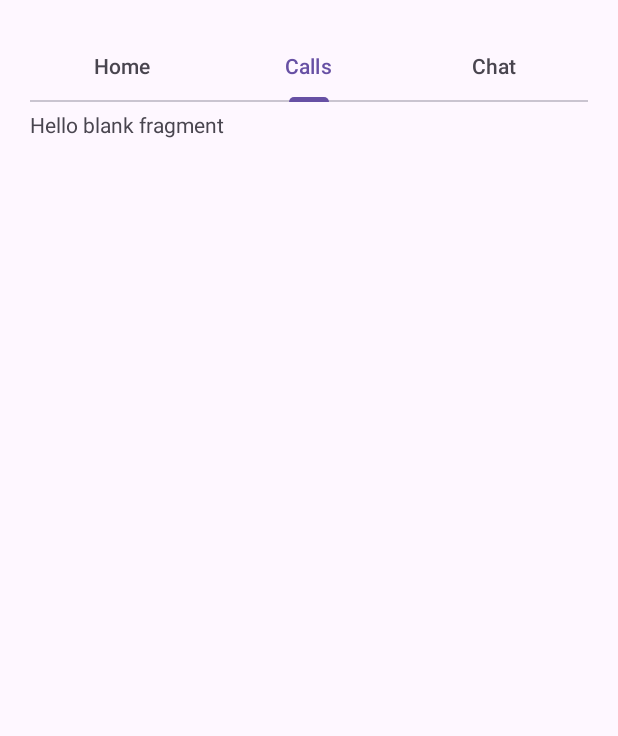
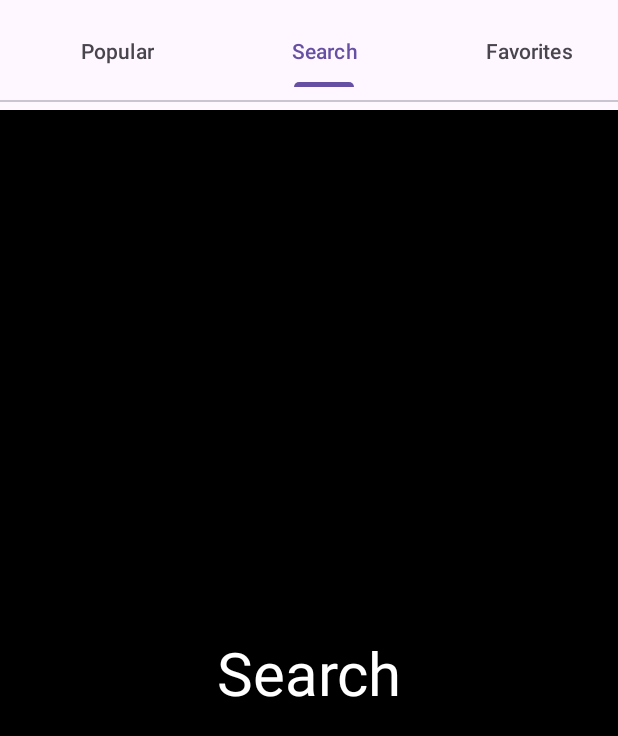
Before and after one commit to kostasantonop/MovieNight-, an Android app: the screen it shows after launch (MainActivity), tab 2 chosen, on a phone screen of 412 x 824 dp. Shown: the top 736 px of the screen. Run offline under Robolectric (Android 15) with nearby library versions, the phone set to English and light mode, and no system bars.

Commit message:
small UI improvements and rename refactors

```diff
--- a/app/src/main/java/com/example/movienight/MainActivity.kt
+++ b/app/src/main/java/com/example/movienight/MainActivity.kt
@@ -1,12 +1,9 @@
 package com.example.movienight
 
 import android.os.Bundle
-import androidx.activity.enableEdgeToEdge
 import androidx.appcompat.app.AppCompatActivity
-import androidx.core.view.ViewCompat
-import androidx.core.view.WindowInsetsCompat
 import androidx.viewpager2.widget.ViewPager2
-import com.example.movienight.fragments.ViewPagerAdapter
+import com.example.movienight.viewpager.ViewPagerAdapter
 import com.google.android.material.tabs.TabLayout
 
 class MainActivity : AppCompatActivity() {
--- a/app/src/main/java/com/example/movienight/fragments/ChatFragment.kt
+++ b/app/src/main/java/com/example/movienight/viewpager/Tab1Fragment.kt
@@ -1,4 +1,4 @@
-package com.example.movienight.fragments
+package com.example.movienight.viewpager
 
 import android.os.Bundle
 import androidx.fragment.app.Fragment
@@ -7,7 +7,7 @@ import android.view.View
 import android.view.ViewGroup
 import com.example.movienight.R
 
-class ChatFragment : Fragment() {
+class Tab1Fragment : Fragment() {
 
 
     override fun onCreateView(
@@ -15,6 +15,6 @@ class ChatFragment : Fragment() {
         savedInstanceState: Bundle?
     ): View? {
         // Inflate the layout for this fragment
-        return inflater.inflate(R.layout.fragment_chat, container, false)
+        return inflater.inflate(R.layout.fragment_tab1, container, false)
     }
 }
--- a/app/src/main/java/com/example/movienight/fragments/CallsFragment.kt
+++ b/app/src/main/java/com/example/movienight/viewpager/Tab2Fragment.kt
@@ -1,4 +1,4 @@
-package com.example.movienight.fragments
+package com.example.movienight.viewpager
 
 import android.os.Bundle
 import androidx.fragment.app.Fragment
@@ -7,14 +7,14 @@ import android.view.View
 import android.view.ViewGroup
 import com.example.movienight.R
 
-class CallsFragment : Fragment() {
+class Tab2Fragment : Fragment() {
 
     override fun onCreateView(
         inflater: LayoutInflater, container: ViewGroup?,
         savedInstanceState: Bundle?
     ): View? {
         // Inflate the layout for this fragment
-        return inflater.inflate(R.layout.fragment_calls, container, false)
+        return inflater.inflate(R.layout.fragment_tab3, container, false)
     }
 
 }
--- a/app/src/main/java/com/example/movienight/fragments/HomeFragment.kt
+++ b/app/src/main/java/com/example/movienight/viewpager/Tab3Fragment.kt
@@ -1,4 +1,4 @@
-package com.example.movienight.fragments
+package com.example.movienight.viewpager
 
 import android.os.Bundle
 import androidx.fragment.app.Fragment
@@ -7,7 +7,7 @@ import android.view.View
 import android.view.ViewGroup
 import com.example.movienight.R
 
-class HomeFragment : Fragment() {
+class Tab3Fragment : Fragment() {
 
 
     override fun onCreateView(
@@ -15,6 +15,6 @@ class HomeFragment : Fragment() {
         savedInstanceState: Bundle?
     ): View? {
         // Inflate the layout for this fragment
-        return inflater.inflate(R.layout.fragment_home, container, false)
+        return inflater.inflate(R.layout.fragment_tab2, container, false)
     }
 }
--- a/app/src/main/java/com/example/movienight/fragments/ViewPagerAdapter.kt
+++ b/app/src/main/java/com/example/movienight/viewpager/ViewPagerAdapter.kt
@@ -1,4 +1,4 @@
-package com.example.movienight.fragments
+package com.example.movienight.viewpager
 
 import androidx.fragment.app.Fragment
 import androidx.fragment.app.FragmentActivity
@@ -12,10 +12,10 @@ class ViewPagerAdapter(fragmentActivity: FragmentActivity) :
 
     override fun createFragment(position: Int): Fragment {
         return when (position) {
-            0 -> HomeFragment()
-            1 -> ChatFragment()
-            2 -> CallsFragment()
-            else -> HomeFragment()
+            0 -> Tab1Fragment()
+            1 -> Tab3Fragment()
+            2 -> Tab2Fragment()
+            else -> Tab1Fragment()
         }
     }
 }
--- a/app/src/main/res/layout/activity_main.xml
+++ b/app/src/main/res/layout/activity_main.xml
@@ -5,10 +5,10 @@
     android:id="@+id/main"
     android:layout_width="match_parent"
     android:layout_height="match_parent"
-    android:padding="20dp"
     tools:context=".MainActivity">
 
     <com.google.android.material.tabs.TabLayout
+        android:padding="10dp"
         android:id="@+id/tab_layout"
         android:layout_width="match_parent"
         android:layout_height="wrap_content"
@@ -21,21 +21,21 @@
         android:layout_height="wrap_content"
         app:layout_constraintTop_toTopOf="parent"
         app:layout_constraintLeft_toLeftOf="parent"
-        android:text="Home"/>
+        android:text="@string/popular"/>
 
         <com.google.android.material.tabs.TabItem
             android:layout_width="match_parent"
             android:layout_height="wrap_content"
             app:layout_constraintTop_toTopOf="parent"
             app:layout_constraintLeft_toLeftOf="parent"
-            android:text="Calls"/>
+            android:text="@string/search"/>
 
         <com.google.android.material.tabs.TabItem
             android:layout_width="match_parent"
             android:layout_height="wrap_content"
             app:layout_constraintTop_toTopOf="parent"
             app:layout_constraintLeft_toLeftOf="parent"
-            android:text="Chat"/>
+            android:text="@string/favorites"/>
 
     </com.google.android.material.tabs.TabLayout>
 
--- a/app/src/main/res/layout/fragment_chat.xml
+++ b/app/src/main/res/layout/fragment_tab1.xml
@@ -3,12 +3,15 @@
     xmlns:tools="http://schemas.android.com/tools"
     android:layout_width="match_parent"
     android:layout_height="match_parent"
-    tools:context=".fragments.ChatFragment">
+    android:background="@color/black"
+    tools:context=".viewpager.Tab1Fragment">
 
-    <!-- TODO: Update blank fragment layout -->
     <TextView
         android:layout_width="match_parent"
         android:layout_height="match_parent"
-        android:text="@string/hello_blank_fragment" />
+        android:gravity="center"
+        android:textSize="40sp"
+        android:textColor="@color/white"
+        android:text="@string/popular"/>
 
 </FrameLayout>
--- a/app/src/main/res/layout/fragment_calls.xml
+++ b/app/src/main/res/layout/fragment_tab2.xml
@@ -3,12 +3,15 @@
     xmlns:tools="http://schemas.android.com/tools"
     android:layout_width="match_parent"
     android:layout_height="match_parent"
-    tools:context=".fragments.CallsFragment">
+    android:background="@color/black"
+    tools:context=".viewpager.Tab3Fragment">
 
-    <!-- TODO: Update blank fragment layout -->
     <TextView
         android:layout_width="match_parent"
         android:layout_height="match_parent"
-        android:text="@string/hello_blank_fragment" />
+        android:gravity="center"
+        android:textSize="40sp"
+        android:textColor="@color/white"
+        android:text="@string/search"/>
 
 </FrameLayout>
--- a/app/src/main/res/values/strings.xml
+++ b/app/src/main/res/values/strings.xml
@@ -1,5 +1,6 @@
 <resources>
     <string name="app_name">MovieNight!</string>
-    <!-- TODO: Remove or change this placeholder text -->
-    <string name="hello_blank_fragment">Hello blank fragment</string>
+    <string name="popular">Popular</string>
+    <string name="search">Search</string>
+    <string name="favorites">Favorites</string>
 </resources>
```
Also changed, not shown: app/src/main/res/layout/fragment_tab3.xml (renamed from app/src/main/res/layout/fragment_home.xml, +6 -3 lines), 1 other file.
